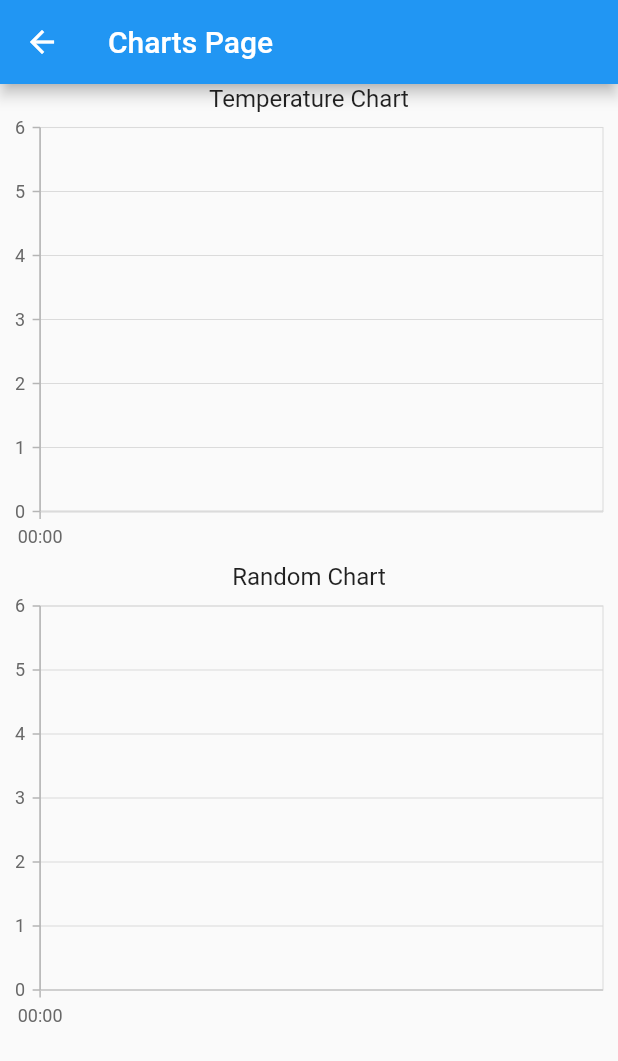
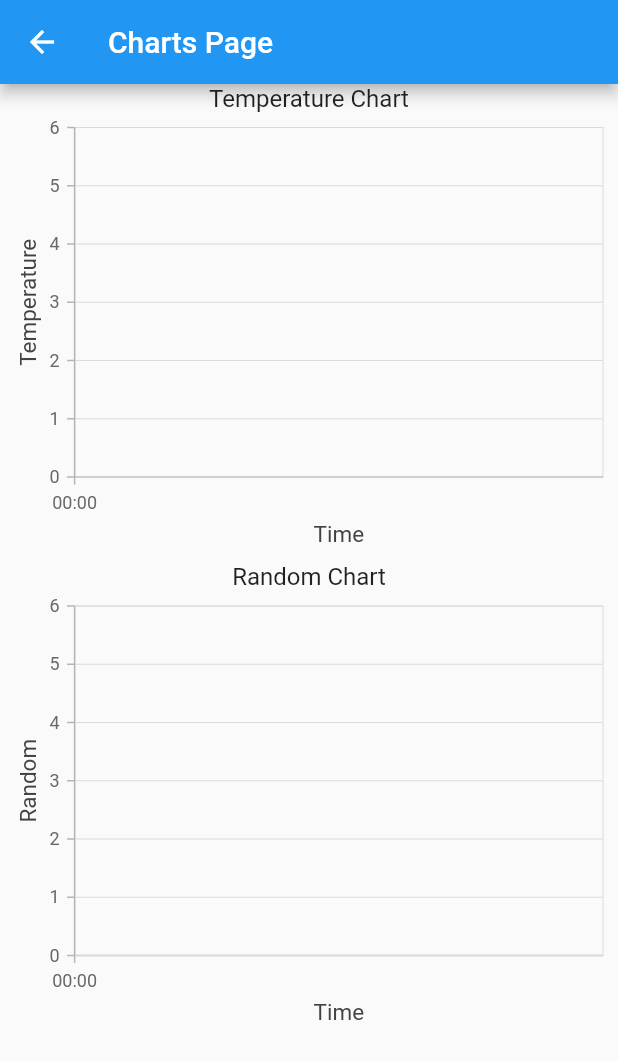
Before and after one commit to gowtham-star/Data_Transfer, a Flutter app: the screen it shows after launch, after a tap on "View Charts", on a phone screen of 412 x 824 dp. Shown: the top 1061 px of the screen. Run offline on Flutter 3.47's test engine with Material 2 defaults, Android fonts, the phone set to English and light mode, and no system bars; our stand-ins replace csv, file_picker, permission_handler, sqflite, syncfusion_flutter_charts; accounts and stored records are empty.

Commit message:
Added chart labels

```diff
--- a/lib/chartspage.dart
+++ b/lib/chartspage.dart
@@ -20,7 +20,14 @@ class ChartsPage extends StatelessWidget {
             children: [
               Text("Temperature Chart", style: TextStyle(fontSize: 16)),
               SfCartesianChart(
-                primaryXAxis: DateTimeAxis(),
+                primaryXAxis: DateTimeAxis(title: AxisTitle(
+                    text: 'Time'
+                )),
+                primaryYAxis: NumericAxis(
+                    title: AxisTitle(
+                        text: 'Temperature'
+                    )
+                ),
                 series: <ChartSeries<PiDataModel, DateTime>>[
                   LineSeries<PiDataModel, DateTime>(
                     dataSource: databaseData,
@@ -33,7 +40,10 @@ class ChartsPage extends StatelessWidget {
               ),
               Text("Random Chart", style: TextStyle(fontSize: 16)),
               SfCartesianChart(
-                primaryXAxis: DateTimeAxis(),
+                primaryXAxis: DateTimeAxis(title: AxisTitle(
+                    text: 'Time'
+                )),
+                primaryYAxis: NumericAxis(title: AxisTitle(text: "Random")),
                 series: <ChartSeries<PiDataModel, DateTime>>[
                   LineSeries<PiDataModel, DateTime>(
                     dataSource: databaseData,
--- a/lib/main.dart
+++ b/lib/main.dart
@@ -166,12 +166,12 @@ class _WifiAppState extends State<WifiApp> {
           child: ListView(
             padding: EdgeInsets.all(16.0),
             children: [
-              Text('Enter Api URL:', style: TextStyle(fontSize: 18)),
+              Text('Enter the URL in this format http://x.x.x.x:5500', style: TextStyle(fontSize: 18)),
               SizedBox(height: 10),
               TextField(
                 controller: urlController,
                 decoration: InputDecoration(
-                  hintText: 'Enter the URL',
+                  hintText: 'URL',
                   border: OutlineInputBorder(),
                 ),
               ),
```
Also changed, not shown: 4 other files.
